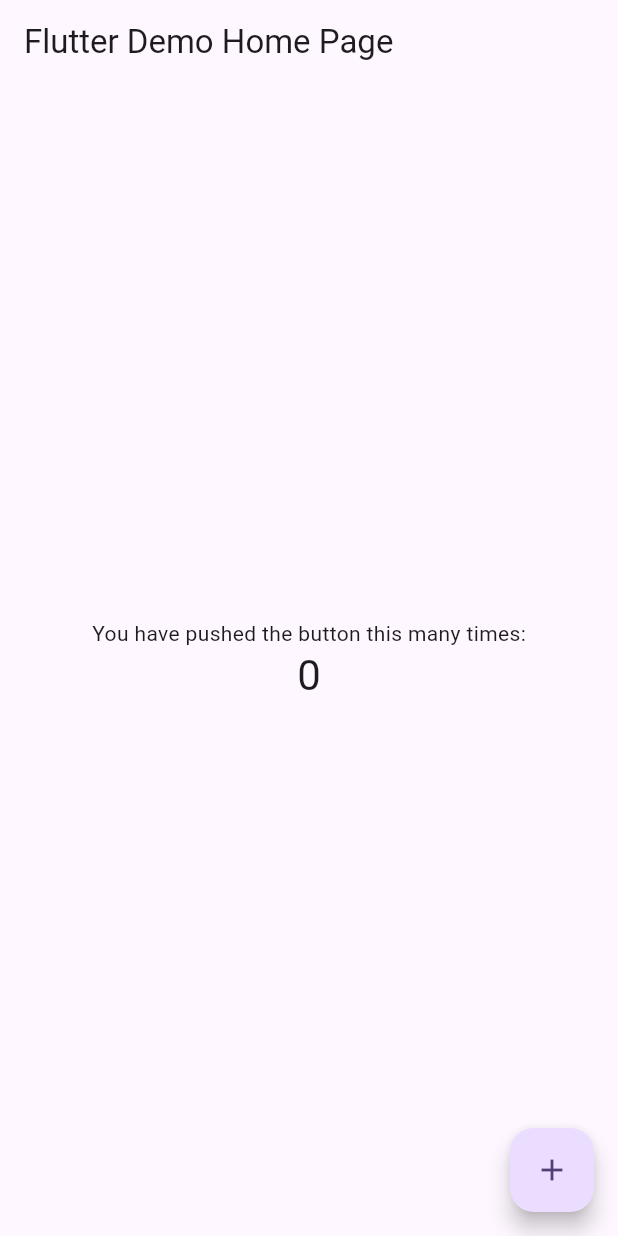
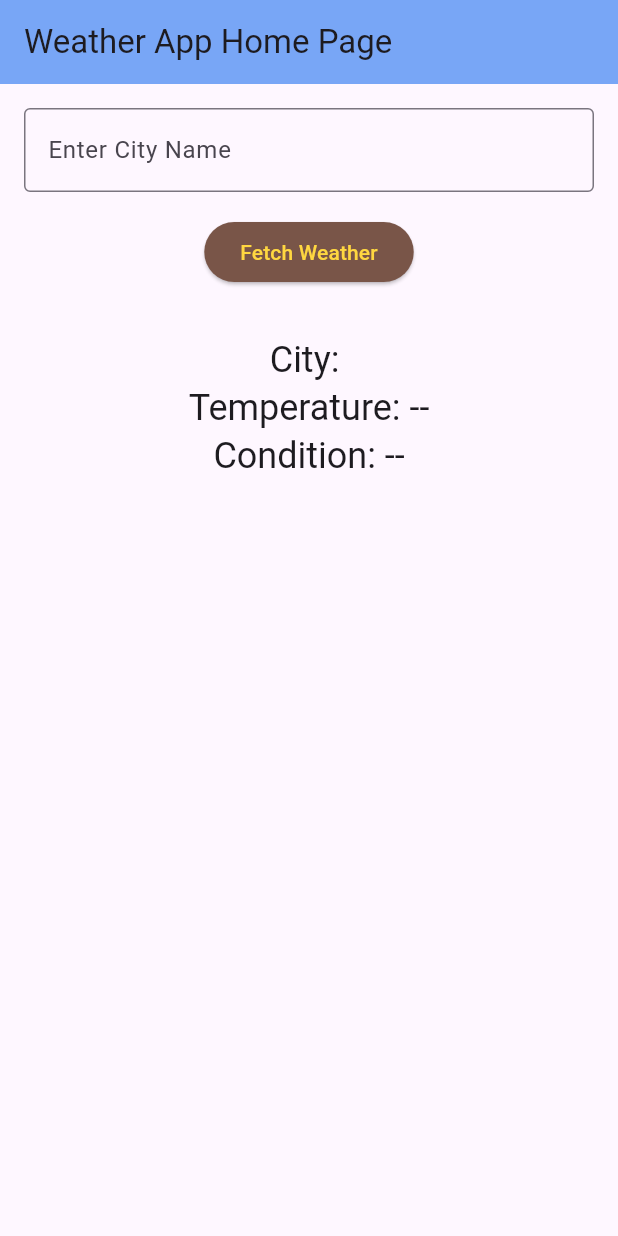
Before and after one commit to minnocent12/weather_info_app, a Flutter app: the screen it shows after launch, on a phone screen of 412 x 824 dp. Run offline on Flutter 3.47's test engine with Material 3 defaults, Android fonts, the phone set to English and light mode, and no system bars.

Commit message:
Basic UI with input field and button

```diff
--- a/lib/main.dart
+++ b/lib/main.dart
@@ -7,16 +7,15 @@ void main() {
 class MyApp extends StatelessWidget {
   const MyApp({super.key});
 
-  // This widget is the root of your application.
   @override
   Widget build(BuildContext context) {
     return MaterialApp(
-      title: 'Flutter Demo',
+      title: 'Weather App',
       theme: ThemeData(
         colorScheme: ColorScheme.fromSeed(seedColor: Colors.deepPurple),
         useMaterial3: true,
       ),
-      home: const MyHomePage(title: 'Flutter Demo Home Page'),
+      home: const MyHomePage(title: 'Weather App Home Page'),
     );
   }
 }
@@ -31,11 +30,17 @@ class MyHomePage extends StatefulWidget {
 }
 
 class _MyHomePageState extends State<MyHomePage> {
-  int _counter = 0;
+  final TextEditingController _cityController = TextEditingController();
+  String _cityName = '';
+  String _temperature = '--';
+  String _weatherCondition = '--';
 
-  void _incrementCounter() {
+  void _fetchWeather() {
+    // For now, we'll simulate fetching weather by using the input text
     setState(() {
-      _counter++;
+      _cityName = _cityController.text;
+      _temperature = '25°C'; // Placeholder temperature
+      _weatherCondition = 'Sunny'; // Placeholder weather condition
     });
   }
 
@@ -44,26 +49,45 @@ class _MyHomePageState extends State<MyHomePage> {
     return Scaffold(
       appBar: AppBar(
         title: Text(widget.title),
+        backgroundColor: const Color.fromARGB(255, 120, 166, 246),
       ),
-      body: Center(
+      body: Padding(
+        padding: const EdgeInsets.all(16.0),
         child: Column(
-          mainAxisAlignment: MainAxisAlignment.center,
+          mainAxisAlignment: MainAxisAlignment.start,
           children: <Widget>[
-            const Text(
-              'You have pushed the button this many times:',
+            TextField(
+              controller: _cityController,
+              decoration: const InputDecoration(
+                labelText: 'Enter City Name',
+                border: OutlineInputBorder(),
+              ),
+            ),
+            const SizedBox(height: 16),
+            ElevatedButton(
+              style: ElevatedButton.styleFrom(
+                foregroundColor: Colors.amberAccent,
+                backgroundColor: Colors.brown,
+              ),
+              onPressed: _fetchWeather,
+              child: const Text('Fetch Weather'),
+            ),
+            const SizedBox(height: 32),
+            Text(
+              'City: $_cityName',
+              style: Theme.of(context).textTheme.headlineSmall,
             ),
             Text(
-              '$_counter',
-              style: Theme.of(context).textTheme.headlineMedium,
+              'Temperature: $_temperature',
+              style: Theme.of(context).textTheme.headlineSmall,
+            ),
+            Text(
+              'Condition: $_weatherCondition',
+              style: Theme.of(context).textTheme.headlineSmall,
             ),
           ],
         ),
       ),
-      floatingActionButton: FloatingActionButton(
-        onPressed: _incrementCounter,
-        tooltip: 'Increment',
-        child: const Icon(Icons.add),
-      ),
     );
   }
 }
```
